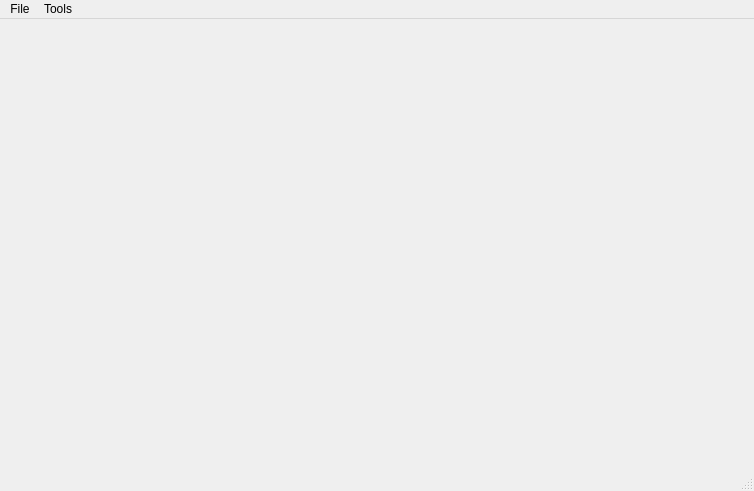
Team-544/dbas-lte, file ui/MainWindow.ui: the form before one commit.
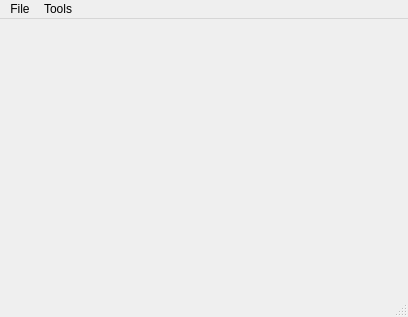
The form after the commit.

```diff
--- a/ui/MainWindow.ui
+++ b/ui/MainWindow.ui
@@ -6,8 +6,8 @@
    <rect>
     <x>0</x>
     <y>0</y>
-    <width>754</width>
-    <height>491</height>
+    <width>408</width>
+    <height>317</height>
    </rect>
   </property>
   <property name="windowTitle">
@@ -19,7 +19,7 @@
     <rect>
      <x>0</x>
      <y>0</y>
-     <width>754</width>
+     <width>408</width>
      <height>22</height>
     </rect>
    </property>
```
Left out of the diff: 15 changed lines with no effect on the pictures.
